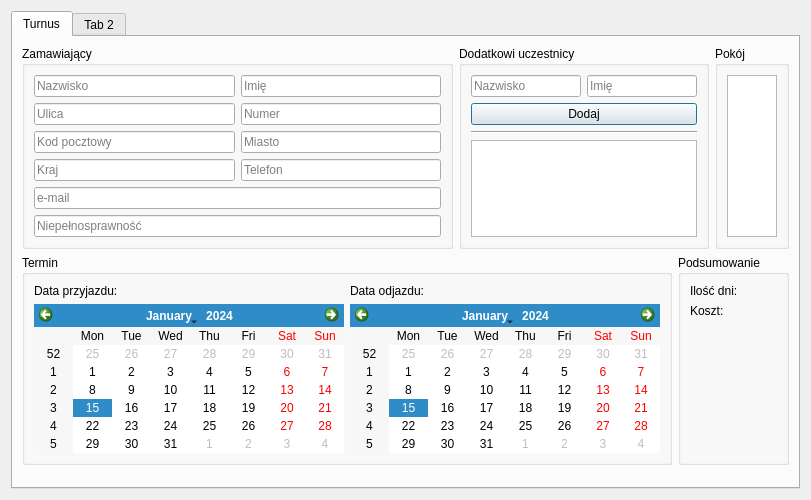
Before: the Qt Designer form src/ui/NewReservationDialog.ui in Skwara/HoteleADC, drawn with Qt 5.
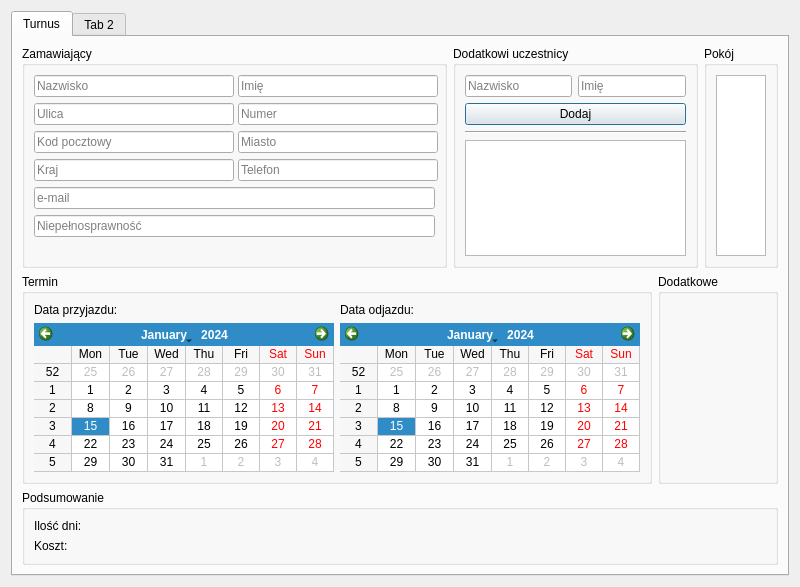
After: the same form once the commit is applied.

Commit message: Redesign NewReservationDialog ui

Patch:
```diff
--- a/src/ui/NewReservationDialog.ui
+++ b/src/ui/NewReservationDialog.ui
@@ -7,7 +7,7 @@
     <x>0</x>
     <y>0</y>
     <width>800</width>
-    <height>500</height>
+    <height>587</height>
    </rect>
   </property>
   <property name="sizePolicy">
@@ -35,7 +35,7 @@
          <item>
           <widget class="QGroupBox" name="mainGroupBox">
            <property name="sizePolicy">
-            <sizepolicy hsizetype="Minimum" vsizetype="Fixed">
+            <sizepolicy hsizetype="Minimum" vsizetype="Preferred">
              <horstretch>0</horstretch>
              <verstretch>0</verstretch>
             </sizepolicy>
@@ -58,73 +58,146 @@
            <layout class="QGridLayout" name="gridLayout_4">
             <item row="5" column="0" colspan="2">
              <widget class="QLineEdit" name="disabilityLineEdit">
+              <property name="minimumSize">
+               <size>
+                <width>200</width>
+                <height>0</height>
+               </size>
+              </property>
               <property name="placeholderText">
                <string>Niepełnosprawność</string>
               </property>
              </widget>
             </item>
-            <item row="4" column="0" colspan="2">
-             <widget class="QLineEdit" name="emailLineEdit">
+            <item row="3" column="1">
+             <widget class="QLineEdit" name="phoneLineEdit">
+              <property name="minimumSize">
+               <size>
+                <width>200</width>
+                <height>0</height>
+               </size>
+              </property>
               <property name="placeholderText">
-               <string>e-mail</string>
+               <string>Telefon</string>
               </property>
              </widget>
             </item>
             <item row="3" column="0">
              <widget class="QLineEdit" name="countryLineEdit">
+              <property name="minimumSize">
+               <size>
+                <width>200</width>
+                <height>0</height>
+               </size>
+              </property>
               <property name="placeholderText">
                <string>Kraj</string>
               </property>
              </widget>
             </item>
-            <item row="0" column="1">
-             <widget class="QLineEdit" name="nameLineEdit">
-              <property name="placeholderText">
-               <string>Imię</string>
-              </property>
-             </widget>
-            </item>
             <item row="2" column="1">
              <widget class="QLineEdit" name="cityLineEdit">
+              <property name="minimumSize">
+               <size>
+                <width>200</width>
+                <height>0</height>
+               </size>
+              </property>
               <property name="placeholderText">
                <string>Miasto</string>
               </property>
              </widget>
             </item>
-            <item row="3" column="1">
-             <widget class="QLineEdit" name="phoneLineEdit">
+            <item row="4" column="0" colspan="2">
+             <widget class="QLineEdit" name="emailLineEdit">
+              <property name="minimumSize">
+               <size>
+                <width>200</width>
+                <height>0</height>
+               </size>
+              </property>
               <property name="placeholderText">
-               <string>Telefon</string>
+               <string>e-mail</string>
+              </property>
+             </widget>
+            </item>
+            <item row="0" column="1">
+             <widget class="QLineEdit" name="nameLineEdit">
+              <property name="minimumSize">
+               <size>
+                <width>200</width>
+                <height>0</height>
+               </size>
+              </property>
+              <property name="placeholderText">
+               <string>Imię</string>
+              </property>
+             </widget>
+            </item>
+            <item row="1" column="0">
+             <widget class="QLineEdit" name="streetLineEdit">
+              <property name="minimumSize">
+               <size>
+                <width>200</width>
+                <height>0</height>
+               </size>
+              </property>
+              <property name="placeholderText">
+               <string>Ulica</string>
               </property>
              </widget>
             </item>
             <item row="0" column="0">
              <widget class="QLineEdit" name="surnameLineEdit">
+              <property name="minimumSize">
+               <size>
+                <width>200</width>
+                <height>0</height>
+               </size>
+              </property>
               <property name="placeholderText">
                <string>Nazwisko</string>
               </property>
              </widget>
             </item>
+            <item row="1" column="1">
+             <widget class="QLineEdit" name="numberLineEdit">
+              <property name="minimumSize">
+               <size>
+                <width>200</width>
+                <height>0</height>
+               </size>
+              </property>
+              <property name="placeholderText">
+               <string>Numer</string>
+              </property>
+             </widget>
+            </item>
             <item row="2" column="0">
              <widget class="QLineEdit" name="postalCodeLineEdit">
+              <property name="minimumSize">
+               <size>
+                <width>200</width>
+                <height>0</height>
+               </size>
+              </property>
               <property name="placeholderText">
                <string>Kod pocztowy</string>
               </property>
              </widget>
             </item>
-            <item row="1" column="1">
-             <widget class="QLineEdit" name="numberLineEdit">
-              <property name="placeholderText">
-               <string>Numer</string>
+            <item row="6" column="0" colspan="2">
+             <spacer name="verticalSpacer_2">
+              <property name="orientation">
+               <enum>Qt::Vertical</enum>
               </property>
-             </widget>
-            </item>
-            <item row="1" column="0">
-             <widget class="QLineEdit" name="streetLineEdit">
-              <property name="placeholderText">
-               <string>Ulica</string>
+              <property name="sizeHint" stdset="0">
+               <size>
+                <width>20</width>
+                <height>0</height>
+               </size>
               </property>
-             </widget>
+             </spacer>
             </item>
            </layout>
           </widget>
@@ -132,7 +205,7 @@
          <item>
           <widget class="QGroupBox" name="participantGroupBox">
            <property name="sizePolicy">
-            <sizepolicy hsizetype="Preferred" vsizetype="Ignored">
+            <sizepolicy hsizetype="Preferred" vsizetype="Preferred">
              <horstretch>0</horstretch>
              <verstretch>0</verstretch>
             </sizepolicy>
@@ -149,6 +222,12 @@
            <layout class="QGridLayout" name="gridLayout_5">
             <item row="0" column="1">
              <widget class="QLineEdit" name="participantNameLineEdit">
+              <property name="minimumSize">
+               <size>
+                <width>100</width>
+                <height>0</height>
+               </size>
+              </property>
               <property name="placeholderText">
                <string>Imię</string>
               </property>
@@ -156,6 +235,12 @@
             </item>
             <item row="0" column="0">
              <widget class="QLineEdit" name="participantSurnameLineEdit">
+              <property name="minimumSize">
+               <size>
+                <width>100</width>
+                <height>0</height>
+               </size>
+              </property>
               <property name="placeholderText">
                <string>Nazwisko</string>
               </property>
@@ -176,6 +261,12 @@
                 <verstretch>0</verstretch>
                </sizepolicy>
               </property>
+              <property name="minimumSize">
+               <size>
+                <width>200</width>
+                <height>100</height>
+               </size>
+              </property>
               <property name="maximumSize">
                <size>
                 <width>16777215</width>
@@ -186,6 +277,12 @@
             </item>
             <item row="1" column="0" colspan="2">
              <widget class="QPushButton" name="addParticipantPushButton">
+              <property name="minimumSize">
+               <size>
+                <width>100</width>
+                <height>0</height>
+               </size>
+              </property>
               <property name="text">
                <string>Dodaj</string>
               </property>
@@ -232,20 +329,20 @@
          <item>
           <widget class="QGroupBox" name="dateGroupBox">
            <property name="sizePolicy">
-            <sizepolicy hsizetype="Minimum" vsizetype="Preferred">
+            <sizepolicy hsizetype="Maximum" vsizetype="Preferred">
              <horstretch>0</horstretch>
              <verstretch>0</verstretch>
             </sizepolicy>
            </property>
            <property name="minimumSize">
             <size>
-             <width>650</width>
+             <width>0</width>
              <height>0</height>
             </size>
            </property>
            <property name="maximumSize">
             <size>
-             <width>600</width>
+             <width>16777215</width>
              <height>16777215</height>
             </size>
            </property>
@@ -268,6 +365,21 @@
                 <verstretch>0</verstretch>
                </sizepolicy>
               </property>
+              <property name="minimumSize">
+               <size>
+                <width>300</width>
+                <height>0</height>
+               </size>
+              </property>
+              <property name="maximumSize">
+               <size>
+                <width>300</width>
+                <height>16777215</height>
+               </size>
+              </property>
+              <property name="gridVisible">
+               <bool>true</bool>
+              </property>
              </widget>
             </item>
             <item row="1" column="1">
@@ -278,6 +390,21 @@
                 <verstretch>0</verstretch>
                </sizepolicy>
               </property>
+              <property name="minimumSize">
+               <size>
+                <width>300</width>
+                <height>0</height>
+               </size>
+              </property>
+              <property name="maximumSize">
+               <size>
+                <width>300</width>
+                <height>16777215</height>
+               </size>
+              </property>
+              <property name="gridVisible">
+               <bool>true</bool>
+              </property>
              </widget>
             </item>
             <item row="0" column="0">
@@ -291,6 +418,17 @@
           </widget>
          </item>
          <item>
+          <widget class="QGroupBox" name="additionalGroupBox">
+           <property name="title">
+            <string>Dodatkowe</string>
+           </property>
+          </widget>
+         </item>
+        </layout>
+       </item>
+       <item>
+        <layout class="QHBoxLayout" name="horizontalLayout_3">
+         <item>
           <widget class="QGroupBox" name="summaryGroupBox">
            <property name="sizePolicy">
             <sizepolicy hsizetype="Preferred" vsizetype="Preferred">
@@ -340,9 +478,6 @@
          <property name="orientation">
           <enum>Qt::Vertical</enum>
          </property>
-         <property name="sizeType">
-          <enum>QSizePolicy::Expanding</enum>
-         </property>
          <property name="sizeHint" stdset="0">
           <size>
            <width>20</width>
```
